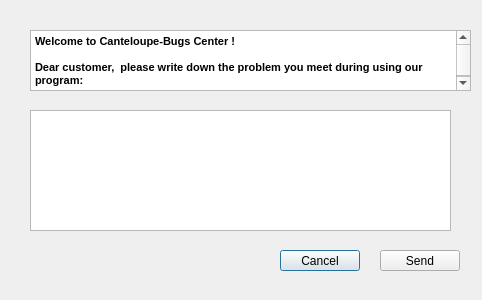
Old version of the form src/bug_report.ui in the repository dnewell/AcuitySTAR-Dashboard.
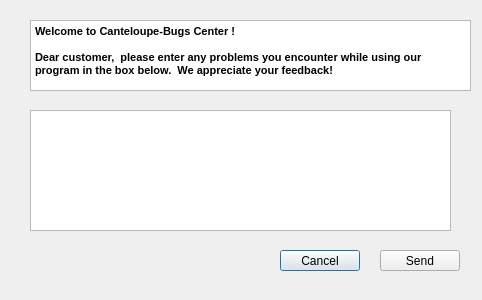
New version of the form.

Commit message: Minor text and layout changes

```diff
--- a/src/bug_report.ui
+++ b/src/bug_report.ui
@@ -53,9 +53,9 @@
    <property name="geometry">
     <rect>
      <x>30</x>
-     <y>30</y>
+     <y>20</y>
      <width>441</width>
-     <height>61</height>
+     <height>71</height>
     </rect>
    </property>
    <property name="html">
@@ -65,7 +65,7 @@
 &lt;/style&gt;&lt;/head&gt;&lt;body style=&quot; font-family:'MS Shell Dlg 2'; font-size:8.25pt; font-weight:400; font-style:normal;&quot;&gt;
 &lt;p style=&quot; margin-top:0px; margin-bottom:0px; margin-left:0px; margin-right:0px; -qt-block-indent:0; text-indent:0px;&quot;&gt;&lt;span style=&quot; font-weight:600;&quot;&gt;Welcome to Canteloupe-Bugs Center !&lt;/span&gt;&lt;/p&gt;
 &lt;p style=&quot;-qt-paragraph-type:empty; margin-top:0px; margin-bottom:0px; margin-left:0px; margin-right:0px; -qt-block-indent:0; text-indent:0px; font-weight:600;&quot;&gt;&lt;br /&gt;&lt;/p&gt;
-&lt;p style=&quot; margin-top:0px; margin-bottom:0px; margin-left:0px; margin-right:0px; -qt-block-indent:0; text-indent:0px;&quot;&gt;&lt;span style=&quot; font-weight:600;&quot;&gt;Dear customer,  please write down the problem you meet during using our program: &lt;/span&gt;&lt;/p&gt;&lt;/body&gt;&lt;/html&gt;</string>
+&lt;p style=&quot; margin-top:0px; margin-bottom:0px; margin-left:0px; margin-right:0px; -qt-block-indent:0; text-indent:0px;&quot;&gt;&lt;span style=&quot; font-weight:600;&quot;&gt;Dear customer,  please enter any problems you encounter while using our program in the box below.  We appreciate your feedback!&lt;/span&gt;&lt;/p&gt;&lt;/body&gt;&lt;/html&gt;</string>
    </property>
   </widget>
  </widget>
```
The commit also changes 2 other files.
